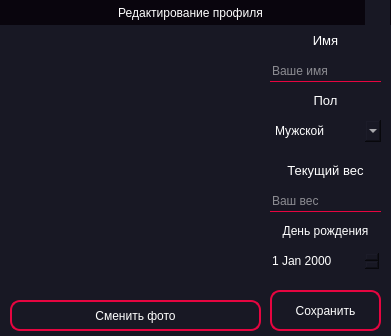
Daniil-Solo/Training-tracker, file Program/new_design/profile.ui: the form before one commit.
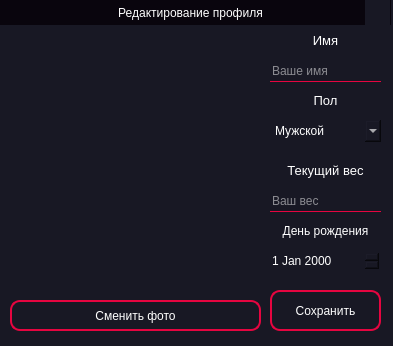
The form after the commit. Icons and pictures are not drawn.

Commit message: finish names for all windows

Diff of the .ui file:
```diff
--- a/Program/new_design/profile.ui
+++ b/Program/new_design/profile.ui
@@ -6,8 +6,8 @@
    <rect>
     <x>0</x>
     <y>0</y>
-    <width>391</width>
-    <height>336</height>
+    <width>393</width>
+    <height>346</height>
    </rect>
   </property>
   <property name="sizePolicy">
```
Left out of the diff: 32 changed lines with no effect on the pictures. The commit also changes 4 other files.
